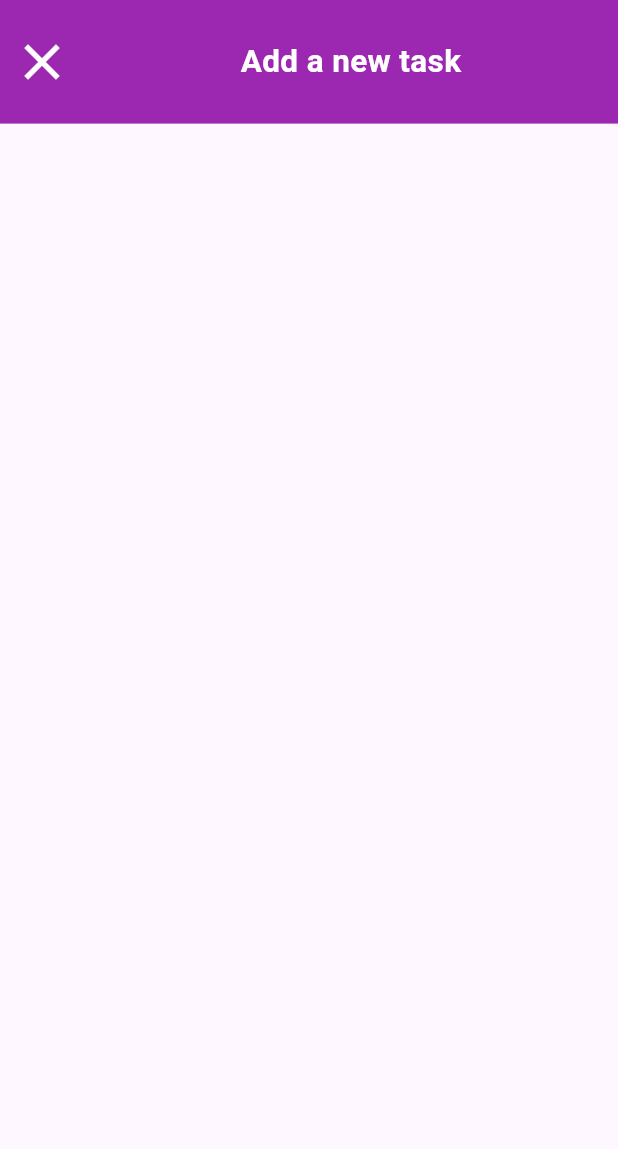
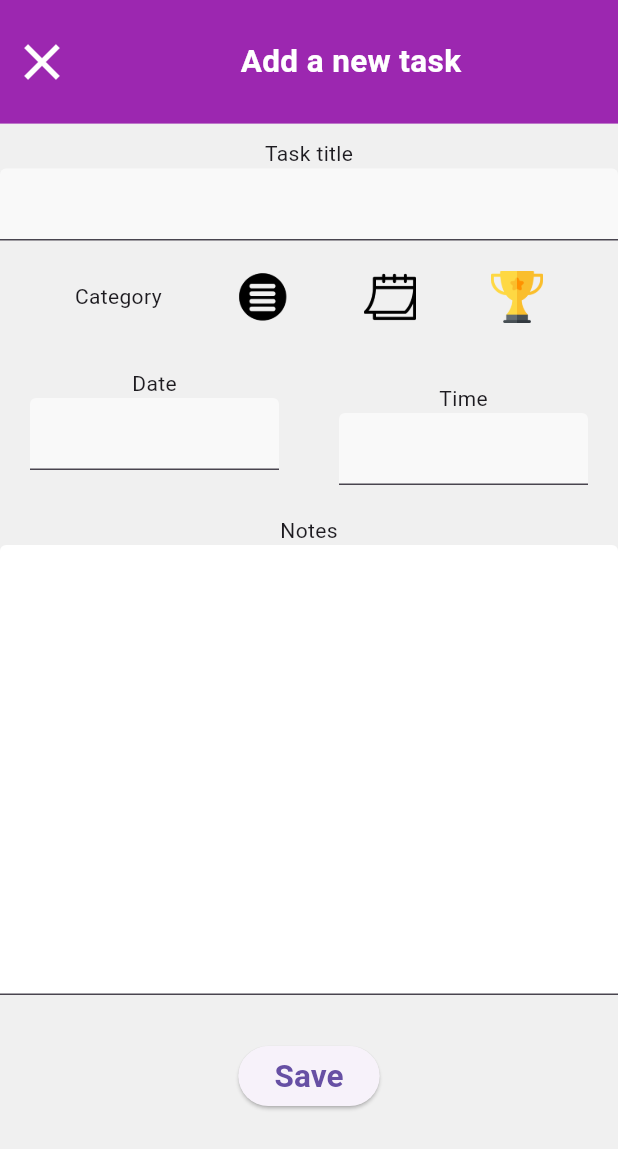
Before and after one commit to farukyucel5/MyToDoListWithFlutter, a Flutter app: the AddNewTaskScreen screen opened directly, on a phone screen of 412 x 824 dp. Shown: the top 1149 px of the screen. Run offline on Flutter 3.47's test engine with Material 3 defaults, Android fonts, the phone set to English and light mode, and no system bars; our stand-ins replace hexcolor.

Commit message:
Task creation widgets have been added into the Add a new task page

```diff
--- /dev/null
+++ b/lib/constants/colorsConstants.dart
@@ -0,0 +1 @@
+const String backgroundColor="#F0F0F0";
--- a/lib/screens/add_new_task.dart
+++ b/lib/screens/add_new_task.dart
@@ -1,4 +1,7 @@
 import 'package:flutter/material.dart';
+import 'package:hexcolor/hexcolor.dart';
+
+import '../constants/colorsConstants.dart';
 
 class AddNewTaskScreen extends StatelessWidget {
   const AddNewTaskScreen({super.key});
@@ -9,7 +12,9 @@ class AddNewTaskScreen extends StatelessWidget {
     double deviceWidth=MediaQuery.of(context).size.width;
     return   SafeArea(
       child: Scaffold(
-        body: Column(
+        backgroundColor: HexColor(backgroundColor),
+        body: SingleChildScrollView(
+          child: Column(
             children: [
               Container(
                 width: deviceWidth,
@@ -42,8 +47,143 @@ class AddNewTaskScreen extends StatelessWidget {
                   ],
                 ),
               ),
+              const Padding(
+                padding:  EdgeInsets.only(top: 10),
+                child:  Text("Task title"),
+              ),
+
+
+              const TextField(
+                  decoration: InputDecoration(filled: true,fillColor: Colors.white60),
+                ),
+              Padding(
+                padding: const EdgeInsets.only(top: 20),
+                child: Row(
+                  mainAxisAlignment: MainAxisAlignment.spaceEvenly,
+                  children: [
+                    const Text("Category"),
+                    GestureDetector(
+                      onTap: () {
+                        ScaffoldMessenger.of(context).showSnackBar(
+                          const SnackBar(
+                            content: Text("Category selected"),
+                            duration: Duration(microseconds:100),
+                          )
+                        );
+                      },
+                      child: Image.asset(
+                        "lib/assets/images/category.png",
+                        width: 35,
+                        height: 35,
+
+                      ),
+                    ),
+                    GestureDetector(
+                      onTap: () {
+                        ScaffoldMessenger.of(context).showSnackBar(
+                            const SnackBar(
+                              content: Text("Category selected"),
+                              duration: Duration(microseconds:100),
+                            )
+                        );
+                      },
+                      child: Image.asset(
+                        "lib/assets/images/calendar.png",
+                        width: 35,
+                        height: 35,
+
+                      ),
+                    ),
+                    GestureDetector(
+                      onTap: () {
+                        ScaffoldMessenger.of(context).showSnackBar(
+                            const SnackBar(
+                              content: Text("Category selected"),
+                              duration: Duration(microseconds:100),
+                            )
+                        );
+                      },
+                      child: Image.asset(
+                        "lib/assets/images/trophy.png",
+                        width: 35,
+                        height: 35,
+
+                      ),
+                    )
+                  ],
+                ),
+              ),
+
+              const Padding(
+                padding:  EdgeInsets.only(top: 20),
+                child:  Row(
+                  children: [
+                    Expanded(
+                      child: Column(
+                        children: [
+                          Text("Date"),
+                          Padding(
+                            padding: EdgeInsets.symmetric(horizontal: 20),
+                            child: TextField(
+                              decoration: InputDecoration(filled: true,fillColor: Colors.white60),
+                            ),
+                          )
+                        ],
+                      ),
+                    ),
+                    Expanded(
+                      child: Padding(
+                        padding: EdgeInsets.only(top: 20),
+                        child: Column(
+                          children: [
+                            Text("Time"),
+                            Padding(
+                              padding: EdgeInsets.symmetric(horizontal: 20),
+                              child: TextField(
+                                decoration: InputDecoration(filled: true,fillColor: Colors.white60),
+                              ),
+                            )
+                          ],
+                        ),
+                      ),
+                    )
+                  ],
+                ),
+              ),
+               const Padding(
+                 padding:  EdgeInsets.only(top: 20),
+                 child:  Column(
+                  children: [
+                    Text("Notes"),
+                    SizedBox(
+                      height: 300,
+                        child: TextField(
+                          expands: true,
+                          maxLines: null,
+                          decoration: InputDecoration(
+                            filled: true,fillColor: Colors.white,isDense: true
+                          ),
+
+                        )
+                    )
+                  ],
+                               ),
+               ),
+              Padding(
+                padding: const EdgeInsets.only(top: 30),
+                child: ElevatedButton(
+                    onPressed: () {},
+                    child: const Text("Save",style: TextStyle(
+                      fontSize: 21,
+                      fontWeight: FontWeight.bold,
+
+                    ),
+                    ),
+                ),
+              )
 
             ],
+          ),
         )
       ),
     );
```
Also changed, not shown: pubspec.yaml (+6 -3 lines), lib/assets/images/calendar.png (added), lib/assets/images/category.png (added), lib/assets/images/trophy.png (added), pubspec.lock. Lines whose indentation alone changed are shown as unchanged.
